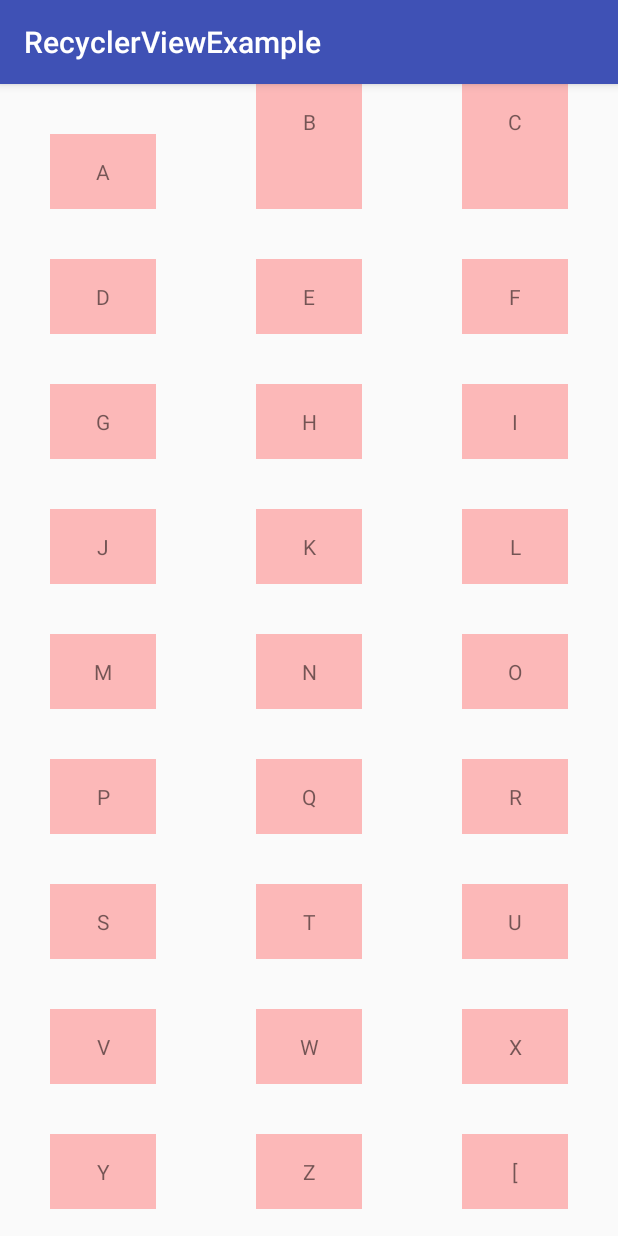
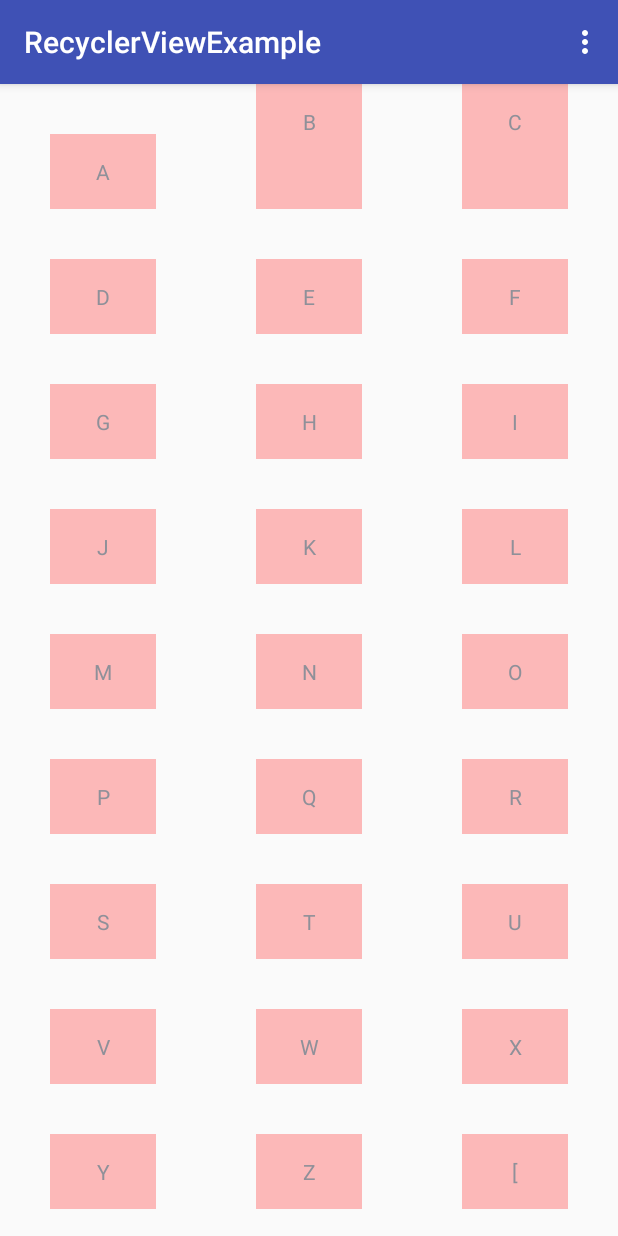
Before and after one commit to ezirmusitua/android-toys, an Android app: the screen it shows after launch (MainActivity), on a phone screen of 412 x 824 dp. Run offline under Robolectric (Android 15) with nearby library versions, the phone set to English and light mode, and no system bars.

Commit message:
Update RecyclerView example

```diff
--- /dev/null
+++ b/RecyclerViewExample/app/src/main/java/com/example/android/recyclerviewexample/HomeAdapter.java
@@ -0,0 +1,86 @@
+package com.example.android.recyclerviewexample;
+
+import android.content.Context;
+import android.support.v7.widget.RecyclerView;
+import android.view.LayoutInflater;
+import android.view.View;
+import android.view.ViewGroup;
+import android.widget.TextView;
+import java.util.List;
+
+class HomeAdapter extends RecyclerView.Adapter<HomeAdapter.MyViewHolder> implements View.OnClickListener, View.OnLongClickListener {
+    private Context context;
+    private List<String> data;
+
+    public interface OnRecyclerViewItemClickListener {
+        void onItemClick(View view);
+        void onItemLongClick(View view);
+    }
+
+    private OnRecyclerViewItemClickListener mOnItemClickListener = null;
+
+    public void setOnItemClickListener(OnRecyclerViewItemClickListener listener) {
+        mOnItemClickListener = listener;
+    }
+
+    HomeAdapter(Context _context, List<String> _data) {
+        this.context = _context;
+        this.data = _data;
+    }
+
+    @Override
+    public MyViewHolder onCreateViewHolder(ViewGroup parent, int viewType) {
+        View targetView = LayoutInflater.from(this.context)
+                .inflate(R.layout.recycler_view_item, parent,false);
+        MyViewHolder holder = new MyViewHolder(targetView);
+        targetView.setOnClickListener(this);
+        targetView.setOnLongClickListener(this);
+        return holder;
+    }
+
+    @Override
+    public void onBindViewHolder(MyViewHolder holder, final int position) {
+        holder.tv.setText(this.data.get(position));
+    }
+
+    //点击事件回调
+    @Override
+    public void onClick(View v) {
+        if (mOnItemClickListener != null) {
+            mOnItemClickListener.onItemClick(v);
+        }
+    }
+
+    @Override
+    public boolean onLongClick(View v) {
+        if (mOnItemClickListener!= null) {
+            mOnItemClickListener.onItemLongClick(v);
+        }
+        return false;
+    }
+
+    @Override
+    public int getItemCount() {
+        return this.data.size();
+    }
+    void addDataInFirst() {
+        this.data.add(0, "Insert One");
+        notifyItemInserted(0);
+        notifyItemRangeChanged(1, this.data.size());
+    }
+
+    void removeDataInFirst() {
+        this.data.remove(0);
+        notifyItemRemoved(0);
+        notifyItemRangeChanged(0, this.data.size());
+    }
+
+    class MyViewHolder extends RecyclerView.ViewHolder {
+        TextView tv;
+        private MyViewHolder(View view) {
+            super(view);
+            tv = (TextView) view.findViewById(R.id.id_num);
+        }
+    }
+
+}
--- a/RecyclerViewExample/app/src/main/java/com/example/android/recyclerviewexample/MainActivity.java
+++ b/RecyclerViewExample/app/src/main/java/com/example/android/recyclerviewexample/MainActivity.java
@@ -1,38 +1,57 @@
 package com.example.android.recyclerviewexample;
 
-import android.graphics.drawable.Drawable;
 import android.support.v7.app.AppCompatActivity;
 import android.os.Bundle;
+import android.support.v7.widget.DefaultItemAnimator;
 import android.support.v7.widget.GridLayoutManager;
-import android.support.v7.widget.LinearLayoutManager;
 import android.support.v7.widget.RecyclerView;
-import android.support.v7.widget.RecyclerView.ViewHolder;
-import android.view.LayoutInflater;
-import android.view.View;
-import android.view.ViewGroup;
-import android.widget.TextView;
+import android.view.Menu;
+import android.view.MenuInflater;
+import android.view.MenuItem;
 import java.util.ArrayList;
 import java.util.List;
 
 public class MainActivity extends AppCompatActivity {
     private List<String> mData;
+    private RecyclerView mRecyclerView;
+    HomeAdapter mAdapter;
 
     @Override
     protected void onCreate(Bundle savedInstanceState) {
         super.onCreate(savedInstanceState);
         setContentView(R.layout.activity_main);
         initData();
-        RecyclerView mRecyclerView;
-        HomeAdapter mAdapter = new HomeAdapter();
-        mRecyclerView = (RecyclerView) findViewById(R.id.my_recycler_view);
+        this.mAdapter = new HomeAdapter(getApplicationContext(), mData);
+        this.mRecyclerView = (RecyclerView) findViewById(R.id.my_recycler_view);
         // using linear layout manager and divider
-//        mRecyclerView.setLayoutManager(new LinearLayoutManager(this));
+//        this.mRecyclerView.setLayoutManager(new LinearLayoutManager(this));
 //        Drawable dividerDrawable = getApplicationContext().getDrawable(R.drawable.normal_divider);
-//        mRecyclerView.addItemDecoration(new LinearDivider(dividerDrawable));
+//        this.mRecyclerView.addItemDecoration(new LinearDivider(dividerDrawable));
         // using grid layout manager
-        mRecyclerView.setLayoutManager(new GridLayoutManager(this, 3));
-        mRecyclerView.addItemDecoration(new GridDivider(50));
-        mRecyclerView.setAdapter(mAdapter);
+        this.mRecyclerView.setLayoutManager(new GridLayoutManager(this, 3));
+        this.mRecyclerView.addItemDecoration(new GridDivider(50));
+        this.mRecyclerView.setItemAnimator( new DefaultItemAnimator());
+        this.mRecyclerView.setAdapter(this.mAdapter);
+    }
+    @Override
+    public boolean onCreateOptionsMenu(Menu menu) {
+        MenuInflater inflater = getMenuInflater();
+        inflater.inflate(R.menu.menu_item, menu);
+        return true;
+    }
+
+    @Override
+    public boolean onOptionsItemSelected(MenuItem item)
+    {
+        switch (item.getItemId()) {
+            case R.id.add_item:
+                this.mAdapter.addDataInFirst();
+                break;
+            case R.id.delete_item:
+                this.mAdapter.removeDataInFirst();
+                break;
+        }
+        return true;
     }
 
     protected void initData() {
@@ -41,31 +60,4 @@
             this.mData.add("" + (char) i);
         }
     }
-
-    class HomeAdapter extends RecyclerView.Adapter<HomeAdapter.MyViewHolder> {
-        @Override
-        public MyViewHolder onCreateViewHolder(ViewGroup parent, int viewType) {
-            View targetView = LayoutInflater.from( MainActivity.this )
-                    .inflate(R.layout.recycler_view_item, parent,false);
-            return new MyViewHolder(targetView);
-        }
-
-        @Override
-        public void onBindViewHolder(MyViewHolder holder, int position) {
-            holder.tv.setText(mData.get(position));
-        }
-
-        @Override
-        public int getItemCount() {
-            return mData.size();
-        }
-
-        class MyViewHolder extends ViewHolder {
-            TextView tv;
-            private MyViewHolder(View view) {
-                super(view);
-                tv = (TextView) view.findViewById(R.id.id_num);
-            }
-        }
-    }
 }
--- /dev/null
+++ b/RecyclerViewExample/app/src/main/res/menu/menu_item.xml
@@ -0,0 +1,11 @@
+<?xml version="1.0" encoding="utf-8"?>
+<menu xmlns:android="http://schemas.android.com/apk/res/android">
+    <item
+        android:id="@+id/add_item"
+        android:icon="@drawable/ic_add_black_24dp"
+        android:title="Add"/>
+    <item
+        android:id="@+id/delete_item"
+        android:icon="@drawable/ic_delete_black_24dp"
+        android:title="Remove" />
+</menu>
--- a/RecyclerViewExample/build.gradle
+++ b/RecyclerViewExample/build.gradle
@@ -3,11 +3,11 @@
 buildscript {
 
     repositories {
-        maven { url 'https://maven.google.com' }
+        maven { url 'http://repo2.maven.org/maven2' }
         jcenter()
     }
     dependencies {
-        classpath 'com.android.tools.build:gradle:3.0.0-alpha1'
+        classpath 'com.android.tools.build:gradle:2.3.0'
         // NOTE: Do not place your application dependencies here; they belong
         // in the individual module build.gradle files
     }
```
Also changed, not shown: RecyclerViewExample/app/src/main/res/drawable-hdpi/ic_add_black_24dp.png (added), RecyclerViewExample/app/src/main/res/drawable-hdpi/ic_delete_black_24dp.png (added), RecyclerViewExample/app/src/main/res/drawable-mdpi/ic_add_black_24dp.png (added), RecyclerViewExample/app/src/main/res/drawable-mdpi/ic_delete_black_24dp.png (added), RecyclerViewExample/app/src/main/res/drawable-xhdpi/ic_add_black_24dp.png (added), RecyclerViewExample/app/src/main/res/drawable-xhdpi/ic_delete_black_24dp.png (added), RecyclerViewExample/app/src/main/res/drawable-xxhdpi/ic_add_black_24dp.png (added), RecyclerViewExample/app/src/main/res/drawable-xxhdpi/ic_delete_black_24dp.png (added), RecyclerViewExample/app/src/main/res/drawable-xxxhdpi/ic_add_black_24dp.png (added), RecyclerViewExample/app/src/main/res/drawable-xxxhdpi/ic_delete_black_24dp.png (added).
